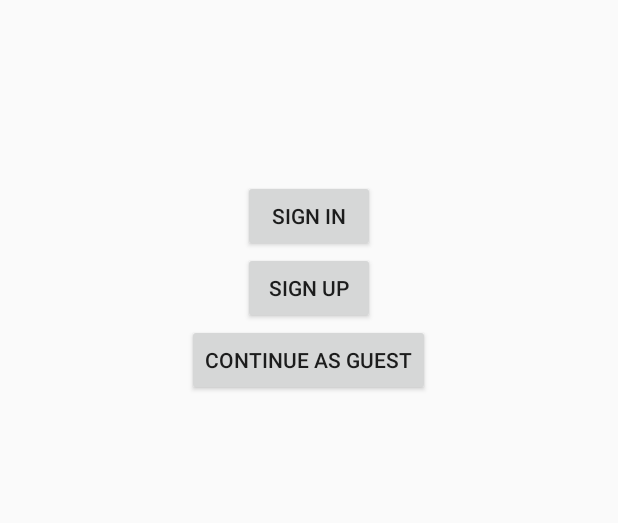
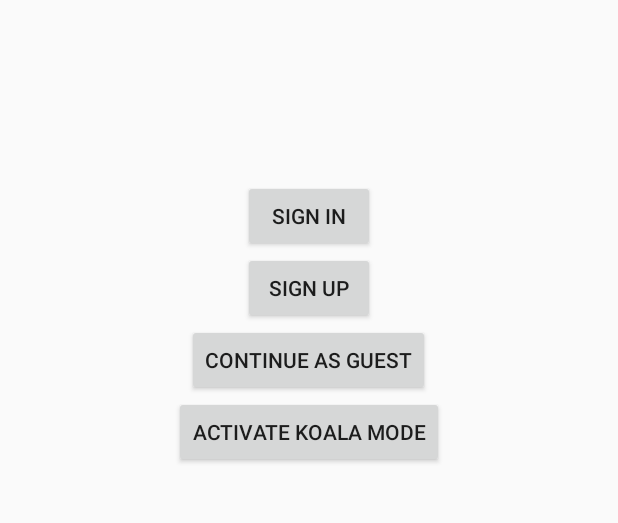
Before and after one commit to jtang22/Audit, an Android app: the screen it shows after launch (Startup), on a phone screen of 412 x 824 dp, the part 323-846 px from its top. Run offline under Robolectric (Android 15) with nearby library versions, the phone set to English and light mode, and no system bars; our stand-ins replace Picasso; libraries missing offline, so code that uses them is left out: com.parse, com.plattysoft.leonids; 2 statements that could not run were skipped.

Commit message:
added koala mode for randy

```diff
--- a/Audit/app/build.gradle
+++ b/Audit/app/build.gradle
@@ -27,4 +27,5 @@ dependencies {
     compile files('parse-android-1.13.0.jar')
     compile 'com.parse:parse-android:1.13.0'
     compile 'com.squareup.picasso:picasso:2.5.2'
+    compile 'com.plattysoft.leonids:LeonidsLib:1.3.1'
 }
--- a/Audit/app/src/main/res/layout/activity_signin.xml
+++ b/Audit/app/src/main/res/layout/activity_signin.xml
@@ -23,7 +23,7 @@
             android:id="@+id/usernameField"
             android:layout_width="match_parent"
             android:layout_height="wrap_content"
-            android:inputType="text"
+            android:inputType="textNoSuggestions"
             android:hint="@string/username"
             android:ems="10"
             android:maxLines="1"
--- a/Audit/app/src/main/res/layout/activity_startup.xml
+++ b/Audit/app/src/main/res/layout/activity_startup.xml
@@ -10,6 +10,32 @@
     android:paddingRight="@dimen/activity_horizontal_margin"
     android:paddingTop="@dimen/activity_vertical_margin"
     tools:context="edu.calpoly.mjzhao.audit.Startup">
+
+    <LinearLayout
+        android:layout_width="match_parent"
+        android:layout_height="wrap_content"
+        android:orientation="horizontal">
+        <Space
+            android:id="@+id/emitter_top_left"
+            android:layout_width="wrap_content"
+            android:layout_height="wrap_content">
+        </Space>
+
+        <View
+            android:layout_width="0dp"
+            android:layout_height="0dp"
+            android:layout_weight="1" />
+
+        <Space
+            android:id="@+id/emitter_top_right"
+            android:layout_width="wrap_content"
+            android:layout_height="wrap_content"
+            android:gravity="end">
+        </Space>
+    </LinearLayout>
+
+
+
 
     <TextView
         android:layout_width="wrap_content"
@@ -38,4 +64,17 @@
         android:text="@string/guest"
         android:id="@+id/guest" />
 
+    <Button
+        android:id="@+id/koala_mode"
+        android:layout_width="wrap_content"
+        android:layout_height="wrap_content"
+        android:text="@string/koala"/>
+
+
+    <ImageView
+        android:id="@+id/koala_image"
+        android:layout_width="wrap_content"
+        android:layout_height="wrap_content"
+        android:visibility="invisible"/>
+
 </LinearLayout>
--- a/Audit/app/src/main/res/values/strings.xml
+++ b/Audit/app/src/main/res/values/strings.xml
@@ -35,4 +35,6 @@
     <string name="shipping">Shipping: </string>
     <string name="quality">Quality: </string>
     <string name="reviewer">Reviewer: </string>
+
+    <string name="koala">Activate Koala Mode</string>
 </resources>
```
Also changed, not shown: Audit/app/src/main/java/edu/calpoly/mjzhao/audit/Startup.java (+29 -0 lines), Audit/app/src/main/res/drawable/koala.png (added).
